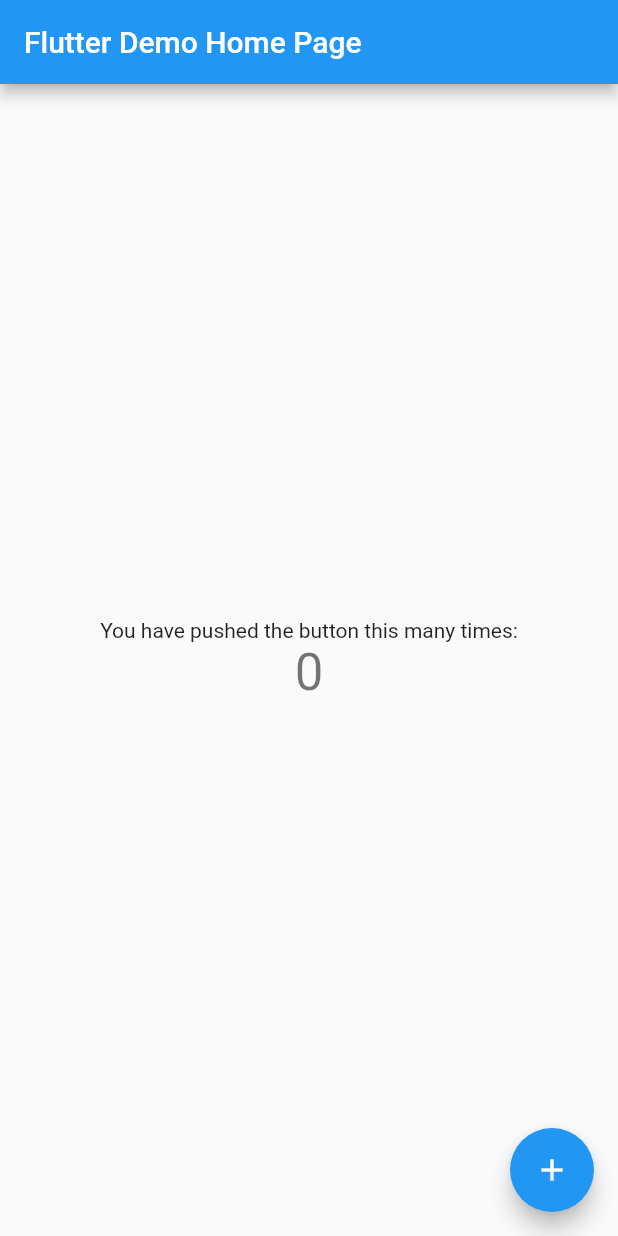
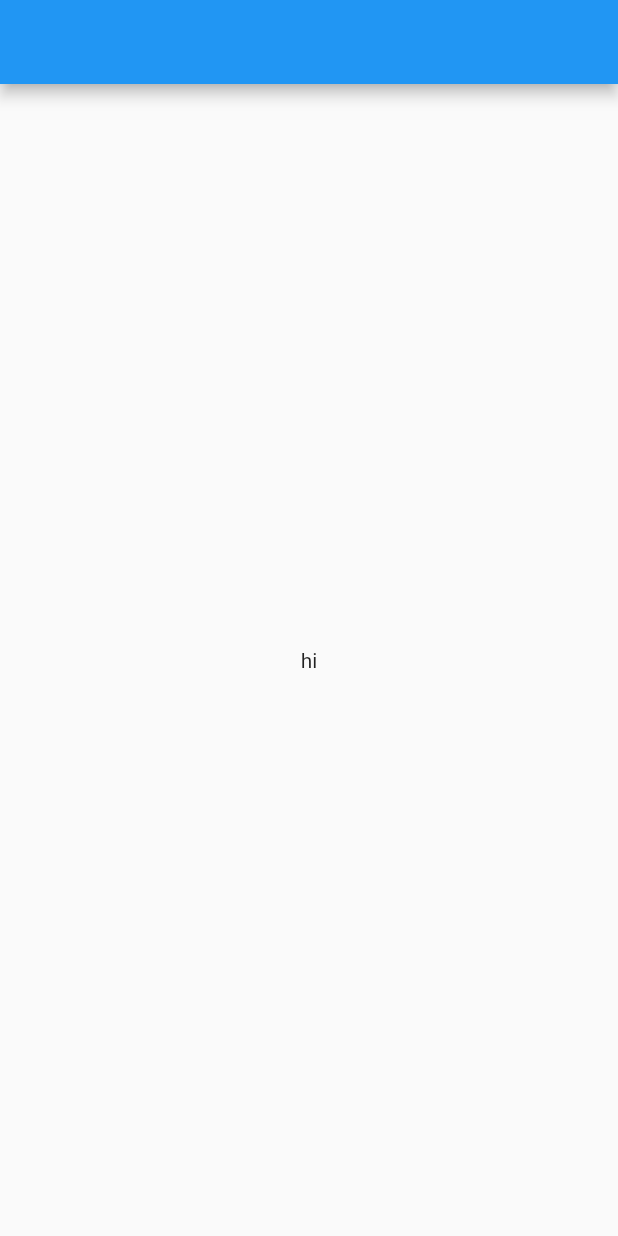
Before and after one commit to kasim121/memes-application, a Flutter app: the screen it shows after launch, on a phone screen of 412 x 824 dp. Run offline on Flutter 3.47's test engine with Material 2 defaults, Android fonts, the phone set to English and light mode, and no system bars; our stand-ins replace dartz.

Commit message:
first commit

```diff
--- /dev/null
+++ b/lib/core/usecases/get_memes.dart
@@ -0,0 +1,6 @@
+import 'package:dartz/dartz.dart';
+import 'package:memes_app/core/error/failure.dart';
+
+abstract class UseCases<Type, Params>{
+Future<Either<Failure,Type>> call(Params params);
+}
--- a/lib/main.dart
+++ b/lib/main.dart
@@ -1,4 +1,6 @@
 import 'package:flutter/material.dart';
+
+import 'presentation/pages/memes_homepage.dart';
 
 void main() {
   runApp(const MyApp());
@@ -13,103 +15,10 @@
     return MaterialApp(
       title: 'Flutter Demo',
       theme: ThemeData(
-        // This is the theme of your application.
-        //
-        // Try running your application with "flutter run". You'll see the
-        // application has a blue toolbar. Then, without quitting the app, try
-        // changing the primarySwatch below to Colors.green and then invoke
-        // "hot reload" (press "r" in the console where you ran "flutter run",
-        // or simply save your changes to "hot reload" in a Flutter IDE).
-        // Notice that the counter didn't reset back to zero; the application
-        // is not restarted.
+
         primarySwatch: Colors.blue,
       ),
-      home: const MyHomePage(title: 'Flutter Demo Home Page'),
+      home:  MemesHomePage(),
     );
   }
 }
-
-class MyHomePage extends StatefulWidget {
-  const MyHomePage({super.key, required this.title});
-
-  // This widget is the home page of your application. It is stateful, meaning
-  // that it has a State object (defined below) that contains fields that affect
-  // how it looks.
-
-  // This class is the configuration for the state. It holds the values (in this
-  // case the title) provided by the parent (in this case the App widget) and
-  // used by the build method of the State. Fields in a Widget subclass are
-  // always marked "final".
-
-  final String title;
-
-  @override
-  State<MyHomePage> createState() => _MyHomePageState();
-}
-
-class _MyHomePageState extends State<MyHomePage> {
-  int _counter = 0;
-
-  void _incrementCounter() {
-    setState(() {
-      // This call to setState tells the Flutter framework that something has
-      // changed in this State, which causes it to rerun the build method below
-      // so that the display can reflect the updated values. If we changed
-      // _counter without calling setState(), then the build method would not be
-      // called again, and so nothing would appear to happen.
-      _counter++;
-    });
-  }
-
-  @override
-  Widget build(BuildContext context) {
-    // This method is rerun every time setState is called, for instance as done
-    // by the _incrementCounter method above.
-    //
-    // The Flutter framework has been optimized to make rerunning build methods
-    // fast, so that you can just rebuild anything that needs updating rather
-    // than having to individually change instances of widgets.
-    return Scaffold(
-      appBar: AppBar(
-        // Here we take the value from the MyHomePage object that was created by
-        // the App.build method, and use it to set our appbar title.
-        title: Text(widget.title),
-      ),
-      body: Center(
-        // Center is a layout widget. It takes a single child and positions it
-        // in the middle of the parent.
-        child: Column(
-          // Column is also a layout widget. It takes a list of children and
-          // arranges them vertically. By default, it sizes itself to fit its
-          // children horizontally, and tries to be as tall as its parent.
-          //
-          // Invoke "debug painting" (press "p" in the console, choose the
-          // "Toggle Debug Paint" action from the Flutter Inspector in Android
-          // Studio, or the "Toggle Debug Paint" command in Visual Studio Code)
-          // to see the wireframe for each widget.
-          //
-          // Column has various properties to control how it sizes itself and
-          // how it positions its children. Here we use mainAxisAlignment to
-          // center the children vertically; the main axis here is the vertical
-          // axis because Columns are vertical (the cross axis would be
-          // horizontal).
-          mainAxisAlignment: MainAxisAlignment.center,
-          children: <Widget>[
-            const Text(
-              'You have pushed the button this many times:',
-            ),
-            Text(
-              '$_counter',
-              style: Theme.of(context).textTheme.headlineMedium,
-            ),
-          ],
-        ),
-      ),
-      floatingActionButton: FloatingActionButton(
-        onPressed: _incrementCounter,
-        tooltip: 'Increment',
-        child: const Icon(Icons.add),
-      ), // This trailing comma makes auto-formatting nicer for build methods.
-    );
-  }
-}
--- /dev/null
+++ b/lib/presentation/pages/memes_homepage.dart
@@ -0,0 +1,22 @@
+import 'package:flutter/material.dart';
+import 'package:flutter/src/widgets/framework.dart';
+import 'package:flutter/src/widgets/placeholder.dart';
+
+class MemesHomePage extends StatefulWidget {
+  const MemesHomePage({super.key});
+
+  @override
+  State<MemesHomePage> createState() => _MemesHomePageState();
+}
+
+class _MemesHomePageState extends State<MemesHomePage> {
+  @override
+  Widget build(BuildContext context) {
+    return Scaffold(
+      appBar: AppBar(),
+      body: Center(
+        child: Text("hi"),
+      ),
+    );
+  }
+}
--- a/lib/repositories/meme_repositories.dart
+++ b/lib/repositories/meme_repositories.dart
@@ -1,7 +1,9 @@
+import 'package:dartz/dartz.dart';
 import 'package:memes_app/core/error/failure.dart';
 
+import '../domain/entities/memes.dart';
+
 abstract class MemeRepositories{
-  Future<Either<Failure,List<Memes>> getMemes(){
+  Future<Either<Failure,List<Memes>>> getMemes();
 
-  }
 }
```
Also changed, not shown: lib/core/usecases/empty_parameter.dart (added, +17 -0 lines), pubspec.yaml (+6 -4 lines), pubspec.lock, 2 other files.
